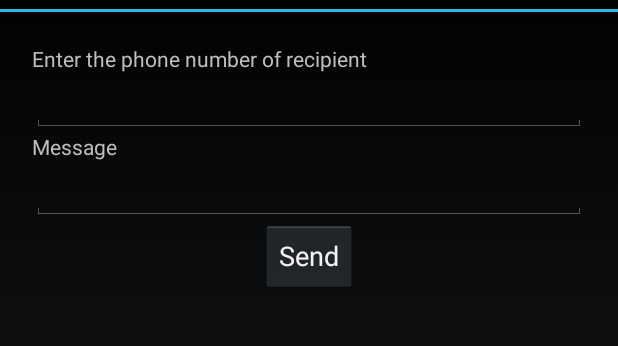
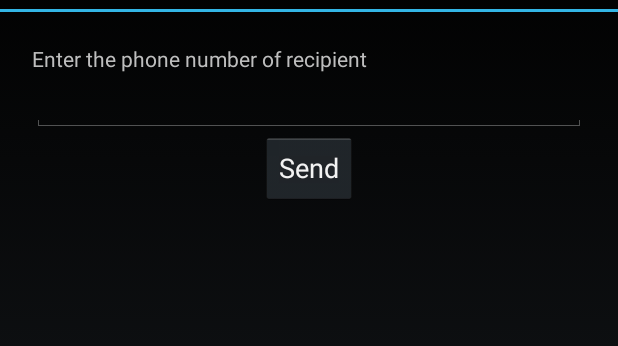
Before and after one commit to stellasu/Find-Me, an Android app: the layout fragment_send_smsdialog.xml on its own in the app's theme, with its tools: preview values and no code run, on a phone screen of 412 x 824 dp, the part 60-406 px from its top. Run offline under Robolectric (Android 15) with nearby library versions, the phone set to English and light mode, and no system bars.

Commit message:
change send sms dialog layout

```diff
--- a/app/src/main/res/layout/fragment_send_smsdialog.xml
+++ b/app/src/main/res/layout/fragment_send_smsdialog.xml
@@ -25,11 +25,13 @@
             android:layout_width="match_parent"
             android:layout_height="wrap_content"
             android:id="@+id/phoneNumber"
+            android:inputType="phone"
             android:layout_gravity="center_horizontal"/>
 
         <TextView
             android:layout_width="fill_parent"
             android:layout_height="wrap_content"
+            android:visibility="gone"
             android:text="Message"
             />
 
@@ -37,6 +39,7 @@
             android:layout_width="match_parent"
             android:layout_height="wrap_content"
             android:id="@+id/smsContent"
+            android:visibility="gone"
             android:layout_gravity="center_horizontal"/>
 
         <Button
```
